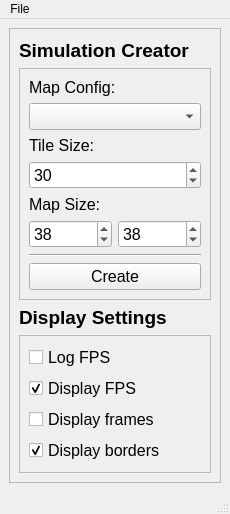
kpdudek/EvolutionSimulator, file ui/simulation_controller_mainwindow.ui: the form before one commit.
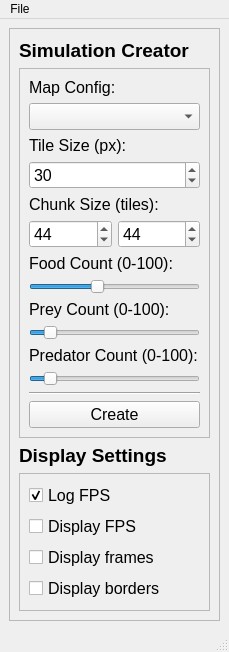
The form after the commit.

What changed in the file:
```diff
--- a/ui/simulation_controller_mainwindow.ui
+++ b/ui/simulation_controller_mainwindow.ui
@@ -6,8 +6,8 @@
    <rect>
     <x>0</x>
     <y>0</y>
-    <width>230</width>
-    <height>514</height>
+    <width>229</width>
+    <height>652</height>
    </rect>
   </property>
   <property name="windowTitle">
@@ -45,7 +45,7 @@
             </property>
            </widget>
           </item>
-          <item row="11" column="0" colspan="2">
+          <item row="17" column="0" colspan="2">
            <widget class="QPushButton" name="create_button">
             <property name="font">
              <font>
@@ -65,11 +65,11 @@
              </font>
             </property>
             <property name="text">
-             <string>Map Size:</string>
+             <string>Chunk Size (tiles):</string>
             </property>
            </widget>
           </item>
-          <item row="10" column="0" colspan="2">
+          <item row="16" column="0" colspan="2">
            <widget class="Line" name="line">
             <property name="orientation">
              <enum>Qt::Horizontal</enum>
@@ -93,7 +93,7 @@
              </font>
             </property>
             <property name="text">
-             <string>Tile Size:</string>
+             <string>Tile Size (px):</string>
             </property>
            </widget>
           </item>
@@ -126,7 +126,7 @@
              <number>2</number>
             </property>
             <property name="value">
-             <number>38</number>
+             <number>44</number>
             </property>
            </widget>
           </item>
@@ -144,7 +144,112 @@
              <number>2</number>
             </property>
             <property name="value">
-             <number>38</number>
+             <number>44</number>
+            </property>
+           </widget>
+          </item>
+          <item row="7" column="0" colspan="2">
+           <widget class="QLabel" name="label_6">
+            <property name="font">
+             <font>
+              <pointsize>12</pointsize>
+             </font>
+            </property>
+            <property name="text">
+             <string>Food Count (0-100):</string>
+            </property>
+           </widget>
+          </item>
+          <item row="8" column="0" colspan="2">
+           <widget class="QSlider" name="food_count_slider">
+            <property name="font">
+             <font>
+              <pointsize>12</pointsize>
+             </font>
+            </property>
+            <property name="minimum">
+             <number>1</number>
+            </property>
+            <property name="maximum">
+             <number>100</number>
+            </property>
+            <property name="singleStep">
+             <number>10</number>
+            </property>
+            <property name="value">
+             <number>40</number>
+            </property>
+            <property name="orientation">
+             <enum>Qt::Horizontal</enum>
+            </property>
+            <property name="tickPosition">
+             <enum>QSlider::NoTicks</enum>
+            </property>
+           </widget>
+          </item>
+          <item row="10" column="0" colspan="2">
+           <widget class="QSlider" name="prey_count_slider">
+            <property name="font">
+             <font>
+              <pointsize>12</pointsize>
+             </font>
+            </property>
+            <property name="minimum">
+             <number>1</number>
+            </property>
+            <property name="maximum">
+             <number>100</number>
+            </property>
+            <property name="value">
+             <number>10</number>
+            </property>
+            <property name="orientation">
+             <enum>Qt::Horizontal</enum>
+            </property>
+           </widget>
+          </item>
+          <item row="9" column="0" colspan="2">
+           <widget class="QLabel" name="label_7">
+            <property name="font">
+             <font>
+              <pointsize>12</pointsize>
+             </font>
+            </property>
+            <property name="text">
+             <string>Prey Count (0-100):</string>
+            </property>
+           </widget>
+          </item>
+          <item row="11" column="0" colspan="2">
+           <widget class="QLabel" name="label_8">
+            <property name="font">
+             <font>
+              <pointsize>12</pointsize>
+             </font>
+            </property>
+            <property name="text">
+             <string>Predator Count (0-100):</string>
+            </property>
+           </widget>
+          </item>
+          <item row="12" column="0" colspan="2">
+           <widget class="QSlider" name="predator_count_slider">
+            <property name="font">
+             <font>
+              <pointsize>12</pointsize>
+             </font>
+            </property>
+            <property name="minimum">
+             <number>1</number>
+            </property>
+            <property name="maximum">
+             <number>100</number>
+            </property>
+            <property name="value">
+             <number>10</number>
+            </property>
+            <property name="orientation">
+             <enum>Qt::Horizontal</enum>
             </property>
            </widget>
           </item>
@@ -171,7 +276,7 @@
              <string>Display borders</string>
             </property>
             <property name="checked">
-             <bool>true</bool>
+             <bool>false</bool>
             </property>
            </widget>
           </item>
@@ -197,6 +302,9 @@
             <property name="text">
              <string>Log FPS</string>
             </property>
+            <property name="checked">
+             <bool>true</bool>
+            </property>
            </widget>
           </item>
           <item row="1" column="0">
@@ -210,7 +318,7 @@
              <string>Display FPS</string>
             </property>
             <property name="checked">
-             <bool>true</bool>
+             <bool>false</bool>
             </property>
            </widget>
           </item>
@@ -255,7 +363,7 @@
     <rect>
      <x>0</x>
      <y>0</y>
-     <width>230</width>
+     <width>229</width>
      <height>22</height>
     </rect>
    </property>
```
Left out of the diff: 14 changed lines with no effect on the pictures.
